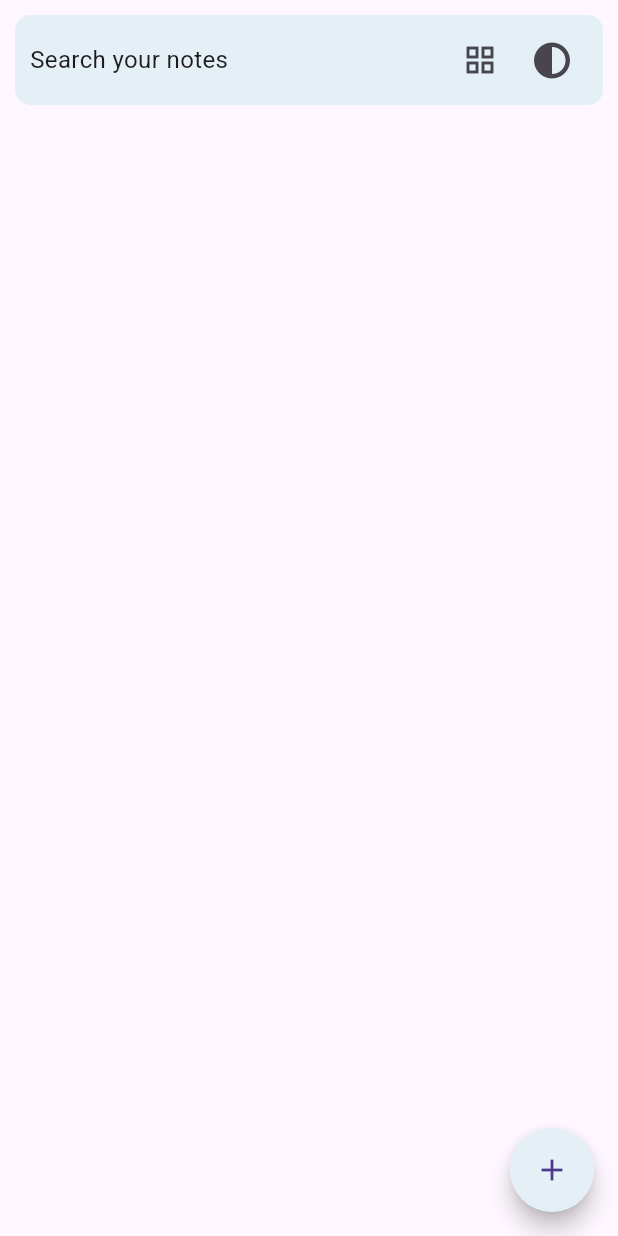
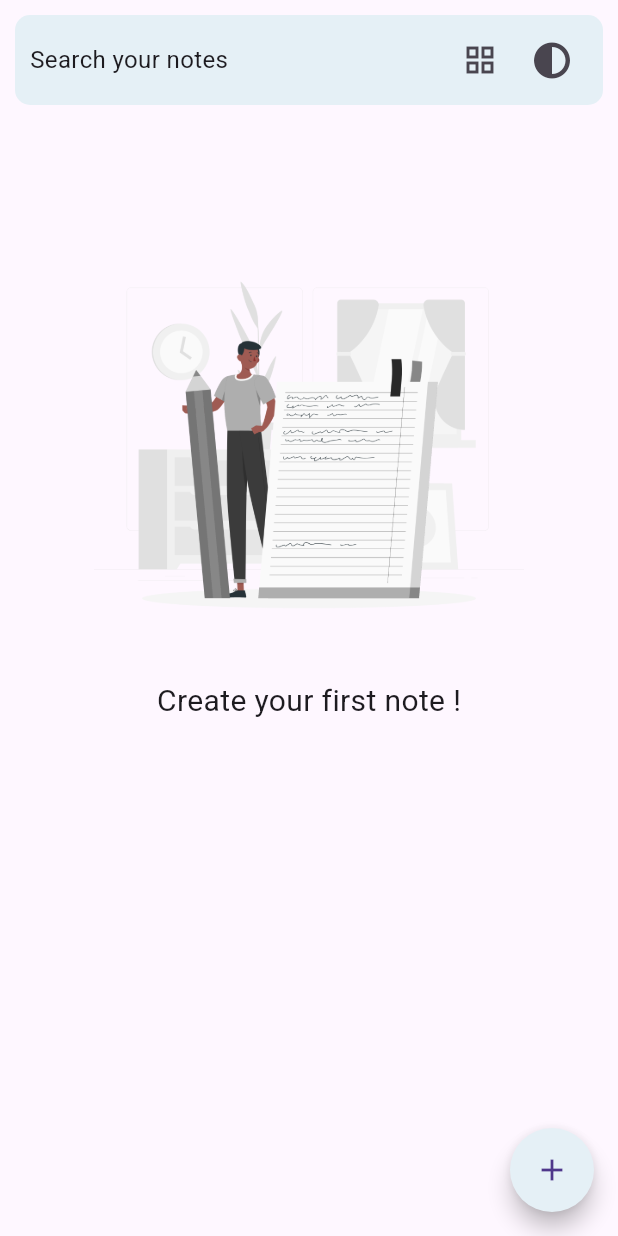
Before and after one commit to A7medK7aled1/todo, a Flutter app: the screen it shows after launch, after a tap on the "grid view" icon, on a phone screen of 412 x 824 dp. Run offline on Flutter 3.47's test engine with Material 3 defaults, Android fonts, the phone set to English and light mode, and no system bars; our stand-ins replace font_awesome_flutter, hive, hive_flutter; accounts and stored records are empty.

Commit message:
Add empty notes widget and image asset; implement theme loading and saving in providers

```diff
--- a/lib/main.dart
+++ b/lib/main.dart
@@ -12,6 +12,8 @@ void main() async {
   await Hive.initFlutter();
   Hive.registerAdapter(NoteModelAdapter());
   await Hive.openBox<NoteModel>('notesBox');
+  await Hive.openBox('settingsBox');
+  await Hive.openBox('organizedBox');
 
   runApp(
     MultiProvider(
@@ -31,6 +33,15 @@ class MainApp extends StatelessWidget {
   @override
   Widget build(BuildContext context) {
     final themeProvider = Provider.of<ThemeProvider>(context);
+
+    if (themeProvider.isLoading) {
+      return const MaterialApp(
+        debugShowCheckedModeBanner: false,
+        home: Scaffold(
+          body: Center(child: CircularProgressIndicator()),
+        ),
+      );
+    }
     return MaterialApp(
       debugShowCheckedModeBanner: false,
       themeMode: themeProvider.themeMode,
--- a/lib/provider/organized_provider.dart
+++ b/lib/provider/organized_provider.dart
@@ -1,11 +1,27 @@
 import 'package:flutter/material.dart';
+import 'package:hive/hive.dart';
 
 class OrganizedProvider extends ChangeNotifier {
   bool gridStyle = false;
 
+  OrganizedProvider() {
+    _loadThemeFromHive();
+  }
+
+  void _loadThemeFromHive() async {
+    final box = await Hive.openBox('organizedBox');
+    gridStyle = box.get('isGrid', defaultValue: false) as bool;
+    notifyListeners();
+  }
+
+  void _saveThemeToHive() async {
+    final box = await Hive.openBox('organizedBox');
+    await box.put('isGrid', gridStyle);
+  }
 
   void toggleOrgnize() {
     gridStyle = !gridStyle;
+    _saveThemeToHive();
     notifyListeners();
   }
 }
--- a/lib/provider/theme_provider.dart
+++ b/lib/provider/theme_provider.dart
@@ -1,12 +1,31 @@
 import 'package:flutter/material.dart';
+import 'package:hive/hive.dart';
 
 class ThemeProvider extends ChangeNotifier {
   bool isDarkMode = false;
+  bool isLoading = true;
 
   ThemeMode get themeMode => isDarkMode ? ThemeMode.dark : ThemeMode.light;
 
+  ThemeProvider() {
+    _loadThemeFromHive();
+  }
+
+  void _loadThemeFromHive() async {
+    final box = await Hive.openBox('settingsBox');
+    isDarkMode = box.get('isDarkMode', defaultValue: false) as bool;
+    isLoading = false;
+    notifyListeners();
+  }
+
+  void _saveThemeToHive() async {
+    final box = await Hive.openBox('settingsBox');
+    await box.put('isDarkMode', isDarkMode);
+  }
+
   void toggleTheme() {
     isDarkMode = !isDarkMode;
+    _saveThemeToHive();
     notifyListeners();
   }
 }
--- a/lib/views/home_view.dart
+++ b/lib/views/home_view.dart
@@ -8,6 +8,7 @@ import 'package:todo/views/add_note_view.dart';
 import 'package:todo/widgets/custom_grid_view.dart';
 import 'package:todo/widgets/custom_list_view.dart';
 import 'package:todo/widgets/custom_search_bar.dart';
+import 'package:todo/widgets/empty_note.dart';
 
 class HomeView extends StatelessWidget {
   const HomeView({super.key});
@@ -32,13 +33,21 @@ class HomeView extends StatelessWidget {
               CustomSearchBar(
                 onPressed: themeProvider.toggleTheme,
               ),
-              Consumer<OrganizedProvider>(
-                builder: (BuildContext context, org, child) {
-                  return org.gridStyle
-                      ? const CustomGridView()
-                      : const CustomNoteListView();
-                },
-              )
+              Consumer<NoteStoreProvider>(builder: (context, note, child) {
+                return Consumer<OrganizedProvider>(
+                  builder: (BuildContext context, org, child) {
+                    if (note.notesList.isEmpty) {
+                      return EmptyNotes();
+                    } else {
+                      if (org.gridStyle) {
+                        return const CustomGridView();
+                      } else {
+                        return const CustomNoteListView();
+                      }
+                    }
+                  },
+                );
+              })
             ],
           ),
         ),
--- /dev/null
+++ b/lib/widgets/empty_note.dart
@@ -0,0 +1,27 @@
+import 'package:flutter/material.dart';
+
+class EmptyNotes extends StatelessWidget {
+  const EmptyNotes({super.key});
+
+  @override
+  Widget build(BuildContext context) {
+    return Column(
+      children: [
+        SizedBox(height: 80),
+        SizedBox(
+          height: 287,
+          width: 350,
+          child: Image.asset('assets/image/Notebook-rafiki.png'),
+        ),
+        const SizedBox(height: 6.27),
+        const Text(
+          'Create your first note !',
+          style: TextStyle(
+            fontSize: 20,
+            fontWeight: FontWeight.w300,
+          ),
+        ),
+      ],
+    );
+  }
+}
--- a/pubspec.yaml
+++ b/pubspec.yaml
@@ -28,3 +28,5 @@ flutter:
       fonts:
         - asset: assets/fonts/Roboto-Regular.ttf
         - asset: assets/fonts/Roboto-SemiBold.ttf
+  assets:
+        - assets/image/Notebook-rafiki.png
```
Also changed, not shown: assets/image/Notebook-rafiki.png (added), 1 other file.
